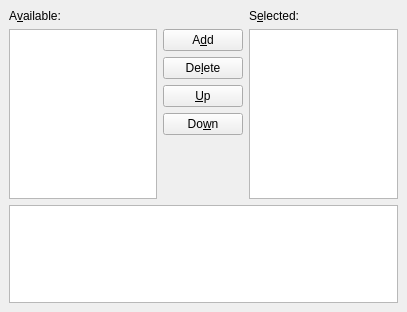
Old version of the form src/frontends/qt4/ui/ModulesUi.ui in the repository cburschka/lyx.
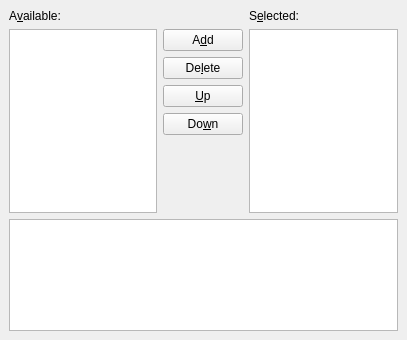
New version of the form.

Commit message: Move to QTreeView

Diff of the .ui file:
```diff
--- a/src/frontends/qt4/ui/ModulesUi.ui
+++ b/src/frontends/qt4/ui/ModulesUi.ui
@@ -6,7 +6,7 @@
     <x>0</x>
     <y>0</y>
     <width>407</width>
-    <height>312</height>
+    <height>340</height>
    </rect>
   </property>
   <property name="windowTitle" >
@@ -22,9 +22,7 @@
    <item row="1" column="0" >
     <widget class="QTextBrowser" name="infoML" >
      <property name="sizePolicy" >
-      <sizepolicy>
-       <hsizetype>7</hsizetype>
-       <vsizetype>4</vsizetype>
+      <sizepolicy vsizetype="Maximum" hsizetype="Expanding" >
        <horstretch>0</horstretch>
        <verstretch>0</verstretch>
       </sizepolicy>
@@ -64,18 +62,9 @@
         </widget>
        </item>
        <item>
-        <widget class="QListView" name="availableLV" >
-         <property name="minimumSize" >
-          <size>
-           <width>0</width>
-           <height>0</height>
-          </size>
-         </property>
-         <property name="horizontalScrollBarPolicy" >
-          <enum>Qt::ScrollBarAsNeeded</enum>
-         </property>
-         <property name="editTriggers" >
-          <set>QAbstractItemView::NoEditTriggers</set>
+        <widget class="QTreeView" name="availableLV" >
+         <property name="headerHidden" >
+          <bool>true</bool>
          </property>
         </widget>
        </item>
```
Left out of the diff: 3 changed lines with no effect on the pictures. The commit also changes 1 other file.
